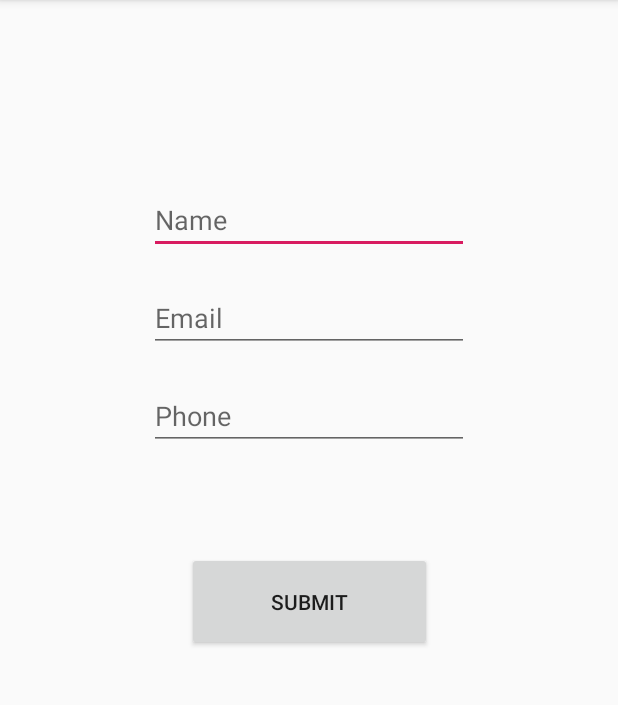
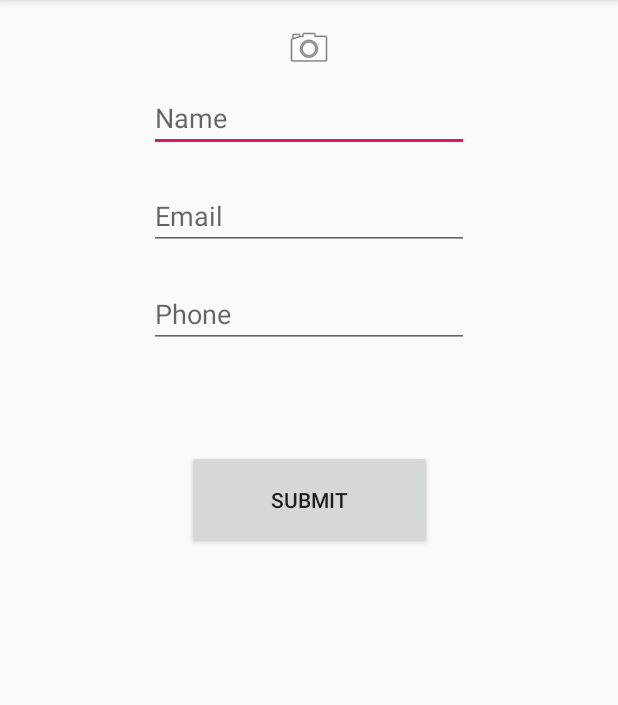
Before and after one commit to shikha-bhattarai/Signup, an Android app: the CreateContactActivity screen opened directly, with no data from a screen before it, on a phone screen of 412 x 824 dp, the part 84-789 px from its top. Run offline under Robolectric (Android 15) with nearby library versions, the phone set to English and light mode, and no system bars; our stand-ins replace Firebase (no records; nobody signed in at launch, a user with empty details on screens opened directly).

Commit message:
uploaded image to firebase

```diff
--- a/app/src/main/java/com/example/inclass09/CreateContactActivity.java
+++ b/app/src/main/java/com/example/inclass09/CreateContactActivity.java
@@ -1,6 +1,10 @@
 package com.example.inclass09;
 
 import android.content.Intent;
+import android.graphics.Bitmap;
+import android.net.Uri;
+import android.provider.MediaStore;
+import android.support.annotation.NonNull;
 import android.support.v7.app.AppCompatActivity;
 import android.os.Bundle;
 import android.util.Patterns;
@@ -8,26 +12,35 @@ import android.view.View;
 import android.widget.Button;
 import android.widget.EditText;
 import android.widget.ImageView;
+import android.widget.Toast;
 
+import com.google.android.gms.tasks.OnFailureListener;
+import com.google.android.gms.tasks.OnSuccessListener;
 import com.google.firebase.auth.FirebaseAuth;
-import com.google.firebase.database.DataSnapshot;
-import com.google.firebase.database.DatabaseError;
 import com.google.firebase.database.DatabaseReference;
 import com.google.firebase.database.FirebaseDatabase;
-import com.google.firebase.database.ValueEventListener;
+import com.google.firebase.storage.FirebaseStorage;
+import com.google.firebase.storage.StorageReference;
+import com.google.firebase.storage.UploadTask;
 
-import java.util.ArrayList;
+import java.io.ByteArrayOutputStream;
+import java.io.IOException;
+import java.util.UUID;
 
 public class CreateContactActivity extends AppCompatActivity {
 
     EditText fullName, email, phone;
     Button submit;
-    ImageView imageView;
+    ImageView userImage;
     public static final int REQUEST_CAMERA = 2;
     DatabaseReference mRootRef = FirebaseDatabase.getInstance().getReference();
     DatabaseReference mContactRef;
     Contact contact;
      static String CONTACT_KEY = "CONTACT";
+     Uri imageURI;
+    private StorageReference storageReference;
+    private FirebaseStorage firebaseStorage = FirebaseStorage.getInstance();
+
     @Override
     protected void onCreate(Bundle savedInstanceState) {
         super.onCreate(savedInstanceState);
@@ -36,12 +49,12 @@ public class CreateContactActivity extends AppCompatActivity {
         fullName = findViewById(R.id.nameEditText);
         email = findViewById(R.id.emailEditText);
         phone = findViewById(R.id.phoneEditText);
-        imageView = findViewById(R.id.imageView2);
+        userImage = findViewById(R.id.userImage);
         submit = findViewById(R.id.submitbtn);
         mContactRef = mRootRef.child("contact").child(FirebaseAuth.getInstance().getCurrentUser().getUid());
 
         //Camera
-        imageView.setOnClickListener(new View.OnClickListener() {
+        userImage.setOnClickListener(new View.OnClickListener() {
             @Override
             public void onClick(View v) {
                 uploadImage();
@@ -90,4 +103,46 @@ public class CreateContactActivity extends AppCompatActivity {
         Intent intent = new Intent(android.provider.MediaStore.ACTION_IMAGE_CAPTURE);
         startActivityForResult(intent,REQUEST_CAMERA);
     }
+
+    @Override
+    public void onActivityResult(int requestCode, int resultCode, Intent data) {
+        super.onActivityResult(requestCode, resultCode, data);
+        if (requestCode == RESULT_CANCELED) {
+            return;
+        }
+        if (requestCode == REQUEST_CAMERA) {
+            Bitmap thumbnail = (Bitmap) data.getExtras().get("data");
+            imageURI = data.getData();
+            userImage.setImageBitmap(thumbnail);
+            uploadFile(thumbnail);
+        }
+    }
+
+    private void uploadFile(Bitmap bitmap) {
+        userImage.setDrawingCacheEnabled(true);
+        userImage.buildDrawingCache();
+        // Bitmap bitmap = ((BitmapDrawable) userImage.getDrawable()).getBitmap();
+        ByteArrayOutputStream baos = new ByteArrayOutputStream();
+        bitmap.compress(Bitmap.CompressFormat.JPEG, 100, baos);
+        byte[] dataByte = baos.toByteArray();
+
+        String path = "fireimage/" + UUID.randomUUID() + ".jpeg";
+        StorageReference fireimageRef = firebaseStorage.getReference(path);
+        UploadTask uploadTask = fireimageRef.putBytes(dataByte);
+        uploadTask.addOnSuccessListener(this, new OnSuccessListener<UploadTask.TaskSnapshot>() {
+            @Override
+            public void onSuccess(UploadTask.TaskSnapshot taskSnapshot) {
+                Toast.makeText(CreateContactActivity.this, "Image Loaded!", Toast.LENGTH_SHORT).show();
+                String url = taskSnapshot.getMetadata().getReference().getDownloadUrl().toString();
+                //Upload upload = new Upload(url);
+
+            }
+        })
+                .addOnFailureListener(new OnFailureListener() {
+                    @Override
+                    public void onFailure(@NonNull Exception e) {
+                        Toast.makeText(CreateContactActivity.this, "Can not upload", Toast.LENGTH_SHORT);
+                    }
+                });
+    }
 }
--- a/app/src/main/res/layout/activity_create_contact.xml
+++ b/app/src/main/res/layout/activity_create_contact.xml
@@ -11,14 +11,14 @@
         android:layout_width="wrap_content"
         android:layout_height="wrap_content"
         android:layout_marginStart="8dp"
-        android:layout_marginTop="60dp"
+        android:layout_marginTop="8dp"
         android:layout_marginEnd="8dp"
         android:ems="10"
         android:hint="Name"
         android:inputType="textPersonName"
         app:layout_constraintEnd_toEndOf="parent"
         app:layout_constraintStart_toStartOf="parent"
-        app:layout_constraintTop_toBottomOf="@+id/imageView2" />
+        app:layout_constraintTop_toBottomOf="@+id/userImage" />
 
     <EditText
         android:id="@+id/emailEditText"
@@ -61,16 +61,14 @@
         app:layout_constraintTop_toBottomOf="@+id/phoneEditText" />
 
     <ImageView
-        android:id="@+id/imageView2"
+        android:id="@+id/userImage"
         android:layout_width="wrap_content"
         android:layout_height="wrap_content"
-        android:layout_marginStart="8dp"
-        android:layout_marginTop="64dp"
-        android:layout_marginEnd="8dp"
-        android:visibility="visible"
+        android:layout_marginTop="16dp"
         app:layout_constraintEnd_toEndOf="parent"
-        app:layout_constraintHorizontal_bias="0.498"
         app:layout_constraintStart_toStartOf="parent"
         app:layout_constraintTop_toTopOf="parent"
-        tools:srcCompat="@tools:sample/avatars[14]" />
+        app:srcCompat="@android:drawable/ic_menu_camera"
+        tools:srcCompat="@tools:sample/avatars" />
+
 </android.support.constraint.ConstraintLayout>
```
